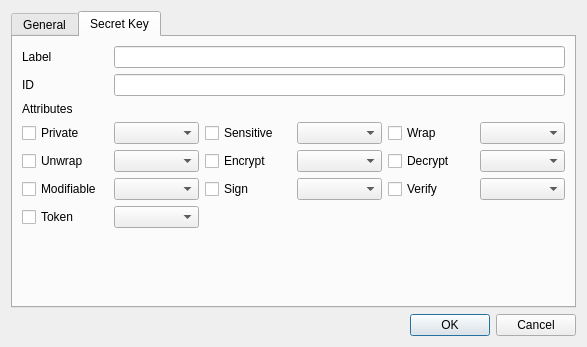
Before: the Qt Designer form HsmMan/gen_key_dlg.ui in jykim74/CryptokiMan, drawn with Qt 5.
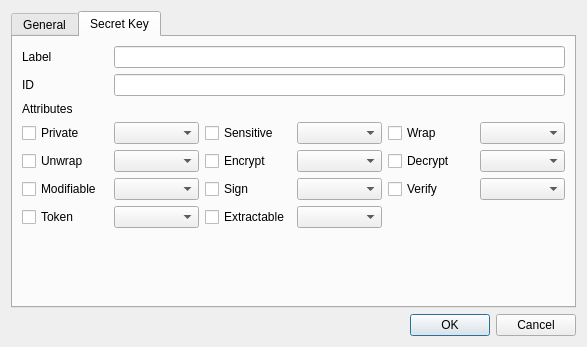
After: the same form once the commit is applied.

What changed in the file:
```diff
--- a/HsmMan/gen_key_dlg.ui
+++ b/HsmMan/gen_key_dlg.ui
@@ -264,6 +264,16 @@
        <item row="1" column="1" colspan="5">
         <widget class="QLineEdit" name="mIDText"/>
        </item>
+       <item row="6" column="3">
+        <widget class="QComboBox" name="mExtractableCombo"/>
+       </item>
+       <item row="6" column="2">
+        <widget class="QCheckBox" name="mExtractableCheck">
+         <property name="text">
+          <string>Extractable</string>
+         </property>
+        </widget>
+       </item>
       </layout>
      </widget>
     </widget>
```
